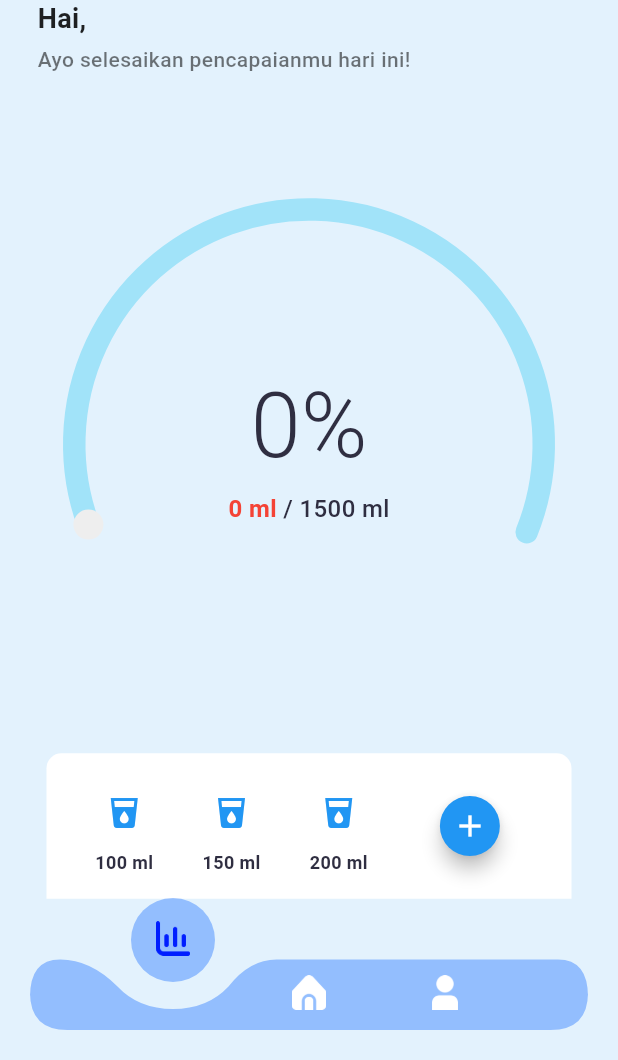
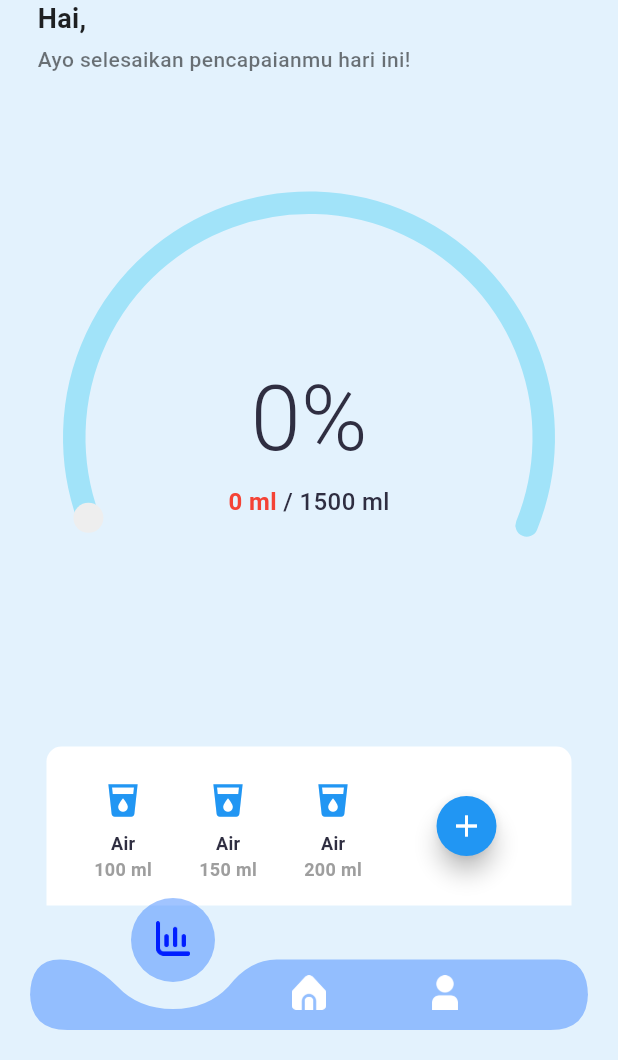
Before and after one commit to rizaldinata/hydrate, a Flutter app: the HomeScreens screen opened directly with empty values, on a phone screen of 412 x 824 dp, the part 176-1236 px from its top. Run offline on Flutter 3.47's test engine with Material 3 defaults, Android fonts, the phone set to English and light mode, and no system bars; drawn by our look-alikes of dashed_circular_progress_bar; our stand-ins replace flutter_svg, google_fonts, smooth_page_indicator; missing offline and left inert: bottom_picker, water_bottle.

Commit message:
benerin buat modal custom

```diff
--- a/lib/view/screen/home_screen1.dart
+++ b/lib/view/screen/home_screen1.dart
@@ -218,7 +218,8 @@ class _HomeScreenState extends State<HomeScreens>
                                   Text(
                                     ' / ${target.toInt()} ml', // target harian
                                     style: TextStyle(
-                                      color: const Color(0xFF2F2E41), // Warna berubah
+                                      color: const Color(
+                                          0xFF2F2E41), // Warna berubah
                                       fontWeight: FontWeight.w500,
                                       fontSize: 16,
                                     ),
@@ -270,8 +271,6 @@ class _HomeScreenState extends State<HomeScreens>
                                   shape: RoundedRectangleBorder(
                                     borderRadius: BorderRadius.circular(30),
                                   ),
-                                  elevation: 5,
-                                  // onTap: () => _showAddWaterModal(context),
                                   onPressed: () {
                                     _showAddWaterModal(context);
                                   },
@@ -322,12 +321,26 @@ class _HomeScreenState extends State<HomeScreens>
         IconButton(
           icon: const Icon(Icons.local_drink, color: Colors.blue),
           onPressed: () => _addWater(amount),
+          iconSize: 26, // Atur ukuran ikon agar lebih proporsional
+          visualDensity:
+              VisualDensity.compact, // Mengurangi ruang kosong di sekitar ikon
         ),
-        Text('${amount.toInt()} ml',
-            style: const TextStyle(
-                fontSize: 12,
-                color:  Color(0xFF2F2E41),
-                fontWeight: FontWeight.w600)),
+        Text(
+          name,
+          style: const TextStyle(
+            fontSize: 12,
+            color: Color(0xFF2F2E41),
+            fontWeight: FontWeight.w600,
+          ),
+        ),
+        Text(
+          '${amount.toInt()} ml',
+          style: const TextStyle(
+            fontSize: 12,
+            color: Colors.grey,
+            fontWeight: FontWeight.w600,
+          ),
+        ),
       ],
     );
   }
```
Also changed, not shown: lib/view/info_product_view.dart (+1 -18 lines), 4 other files.
